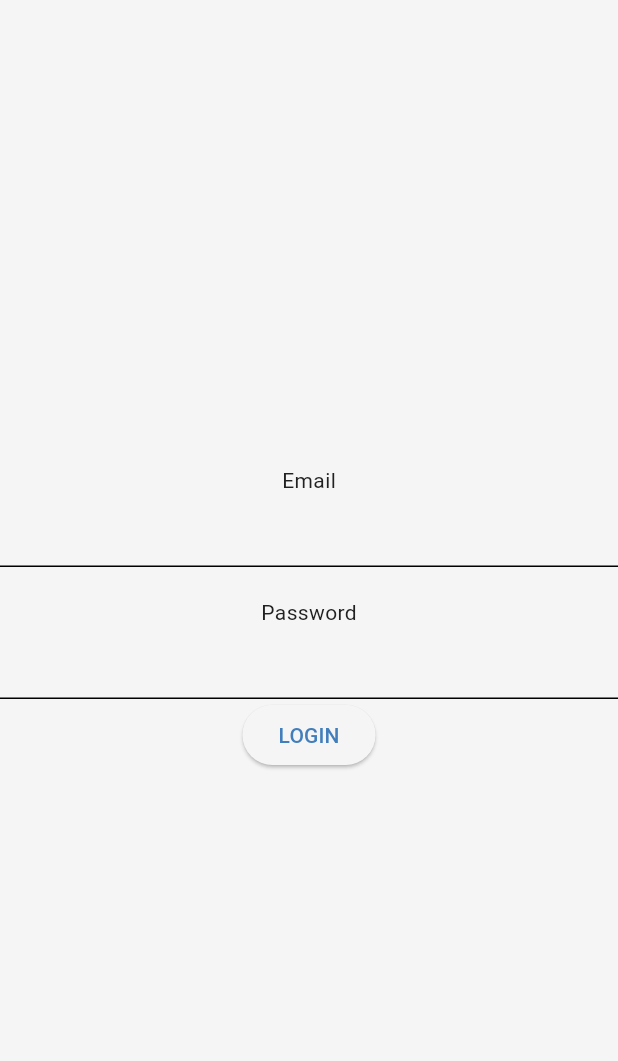
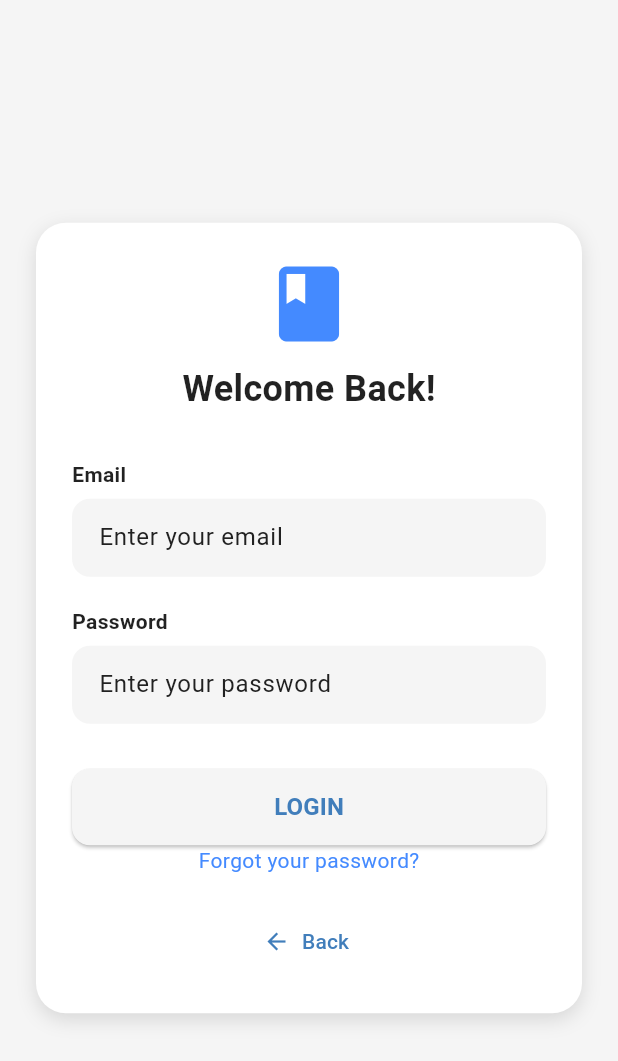
Before and after one commit to booklelo/bookxchange_app, a Flutter app: the screen it shows after launch, after a tap on "Login", on a phone screen of 412 x 824 dp. Shown: the top 1061 px of the screen. Run offline on Flutter 3.47's test engine with Material 3 defaults, Android fonts, the phone set to English and light mode, and no system bars; our stand-ins replace firebase_auth, firebase_core; missing offline and left inert: double_tap_to_exit; accounts and stored records are empty.

Commit message:
changed ui for login-screen

```diff
--- a/lib/main.dart
+++ b/lib/main.dart
@@ -1,3 +1,4 @@
+
 import 'package:flutter/material.dart';
 import 'package:firebase_core/firebase_core.dart';
 import 'app.dart';
--- a/lib/screens/auth/login_screen.dart
+++ b/lib/screens/auth/login_screen.dart
@@ -15,16 +15,107 @@ class _LoginScreenState extends State<LoginScreen> {
 @override
 Widget build(BuildContext context) {
   return Scaffold(
+    backgroundColor: const Color(0xFFF5F5F5),
     body: Center(
+      child: SingleChildScrollView(
+        child: Padding(
+          padding: const EdgeInsets.symmetric(horizontal: 24),
+          child: Container(
+            padding: const EdgeInsets.all(24),
+            decoration: BoxDecoration(
+              color: Colors.white,
+              borderRadius: BorderRadius.circular(20),
+              boxShadow: [
+                BoxShadow(
+                  color: Colors.black12,
+                  blurRadius: 10,
+                  offset: Offset(0, 4),
+                )
+              ],
+            ),
             child: Column(
-          mainAxisAlignment: MainAxisAlignment.center,
+              mainAxisSize: MainAxisSize.min,
               children: [
-            Text("Email"),
-            TextField(),
-            SizedBox(height: 20),
-            Text("Password"),
-            TextField(obscureText: true),
-            ElevatedButton(
+                Icon(
+                  Icons.book,
+                  size: 60,
+                  color: Colors.blueAccent,
+                ),
+                const SizedBox(height: 10),
+                Text(
+                  "Welcome Back!",
+                  style: TextStyle(
+                    fontSize: 24,
+                    fontWeight: FontWeight.bold,
+                    color: Colors.black87,
+                  ),
+                ),
+                const SizedBox(height: 30),
+
+                Align(
+                  alignment: Alignment.centerLeft,
+                  child: Text(
+                    "Email",
+                    style: TextStyle(
+                      fontSize: 14,
+                      fontWeight: FontWeight.w600,
+                      color: Colors.black87,
+                    ),
+                  ),
+                ),
+                const SizedBox(height: 6),
+
+                TextField(
+                  decoration: InputDecoration(
+                    hintText: "Enter your email",
+                    filled: true,
+                    fillColor: Colors.grey.shade100,
+                    contentPadding: EdgeInsets.symmetric(
+                      vertical: 14,
+                      horizontal: 14,
+                    ),
+                    border: OutlineInputBorder(
+                      borderRadius: BorderRadius.circular(12),
+                      borderSide: BorderSide.none,
+                    ),
+                  ),
+                ),
+                const SizedBox(height: 20),
+
+                Align(
+                  alignment: Alignment.centerLeft,
+                  child: Text(
+                    "Password",
+                    style: TextStyle(
+                      fontSize: 14,
+                      fontWeight: FontWeight.w600,
+                      color: Colors.black87,
+                    ),
+                  ),
+                ),
+                const SizedBox(height: 6),
+
+                TextField(
+                  obscureText: true,
+                  decoration: InputDecoration(
+                    hintText: "Enter your password",
+                    filled: true,
+                    fillColor: Colors.grey.shade100,
+                    contentPadding: EdgeInsets.symmetric(
+                      vertical: 14,
+                      horizontal: 14,
+                    ),
+                    border: OutlineInputBorder(
+                      borderRadius: BorderRadius.circular(12),
+                      borderSide: BorderSide.none,
+                    ),
+                  ),
+                ),
+                const SizedBox(height: 30),
+
+                SizedBox(
+                  width: double.infinity,
+                  child: ElevatedButton(
                     onPressed: () async {
                       String value = await LoginAuth().loginUser(
                         "jvedsaqib1@gmail.com",
@@ -41,14 +132,53 @@ class _LoginScreenState extends State<LoginScreen> {
                           MaterialPageRoute(builder: (context) => HomeScreen()),
                         );
                       } else {
-                  ScaffoldMessenger.of(
-                    context,
-                  ).showSnackBar(SnackBar(content: Text(value)));
+                        ScaffoldMessenger.of(context).showSnackBar(
+                          SnackBar(content: Text(value)),
+                        );
                       }
                     },
-              child: const Text("LOGIN"),
+                    style: ElevatedButton.styleFrom(
+                      padding: const EdgeInsets.symmetric(vertical: 14),
+                      shape: RoundedRectangleBorder(
+                        borderRadius: BorderRadius.circular(12),
                       ),
+                    ),
+                    child: const Text(
+                      "LOGIN",
+                      style: TextStyle(fontSize: 16, fontWeight: FontWeight.bold),
+                    ),
+                  ),
+                ),
+                 Text(
+  "Forgot your password?",
+  style: TextStyle(
+    color: Colors.blueAccent,
+    fontSize: 14,
+  ),
+),
+
+const SizedBox(height: 20),
+
+
+Align(
+
+  child: TextButton.icon(
+    onPressed: () {
+      Navigator.pushReplacement(
+        context,
+        MaterialPageRoute(builder: (context) => HomeScreen()),
+      );
+    },
+    icon: const Icon(Icons.arrow_back),
+    label: const Text("Back"),
+  ),
+),
+
+
               ],
+            ),
+          ),
+        ),
       ),
     ),
   );
--- a/lib/screens/auth/onboarding.dart
+++ b/lib/screens/auth/onboarding.dart
@@ -18,7 +18,18 @@ class _MyHomePageState extends State<MyHomePage> {
   @override
   Widget build(BuildContext context) {
     return Scaffold(
-      appBar: AppBar(title: Text(widget.title)),
+      appBar: AppBar(
+        backgroundColor: const Color.fromARGB(
+          255,
+          40,
+          98,
+          145,
+        ), // 🔵 Only this blue
+        title: Text(
+          widget.title,
+          style: const TextStyle(fontSize: 20, fontWeight: FontWeight.bold),
+        ),
+      ),
 
       body: Center(
         child: Column(
@@ -28,23 +39,52 @@ class _MyHomePageState extends State<MyHomePage> {
               'Welcome to BookLelo!',
               style: Theme.of(context).textTheme.headlineMedium,
             ),
-
+            const SizedBox(height: 20),
             Text(
               'Your one-stop solution for book lovers.',
-              style: Theme.of(context).textTheme.bodyMedium,
+              style: Theme.of(context).textTheme.bodyMedium!.copyWith(
+                fontSize: 15,
+                fontWeight: FontWeight.w600,
+              ),
             ),
-
             const SizedBox(height: 50),
 
             ElevatedButton(
+              style: ElevatedButton.styleFrom(
+                backgroundColor: const Color.fromARGB(255, 40, 98, 145),
+              ),
               onPressed: widget.toggleTheme,
-              child: const Text('Change Theme Mode'),
+              child: const Text(
+                'Change Theme Mode',
+                style: TextStyle(color: Colors.white),
+              ),
             ),
 
             const SizedBox(height: 20),
-
+            ElevatedButton(
+              style: ElevatedButton.styleFrom(
+                backgroundColor: const Color.fromARGB(
+                  255,
+                  40,
+                  98,
+                  145,
+                ), // 🔵 BLUE BG
+              ),
+              onPressed: () {
+                Navigator.push(
+                  context,
+                  MaterialPageRoute(builder: (context) => const SignupScreen()),
+                );
+              },
+              child: const Text(
+                "Join Us",
+                style: TextStyle(color: Colors.white), // ⚪ WHITE TEXT
+              ),
+            ),
+            const SizedBox(height: 20),
             AuthButton(
               text: 'Login',
+
               onPressed: () {
                 Navigator.push(
                   context,
@@ -52,22 +92,6 @@ class _MyHomePageState extends State<MyHomePage> {
                 );
               },
             ),
-            const SizedBox(height: 20),
-            ElevatedButton(
-              style: ElevatedButton.styleFrom(
-                backgroundColor: ColorCodes.primaryColor,
-              ),
-              onPressed: () {
-                Navigator.push(
-                  context,
-                  MaterialPageRoute(builder: (context) => const SignupScreen()),
-                );
-              },
-              child: Text(
-                style: const TextStyle(color: ColorCodes.backgroundColor),
-                "Join Us",
-              ),
-            ),
           ],
         ),
       ),
```
Also changed, not shown: lib/app.dart (line endings or trailing spaces), 1 other file. Lines whose indentation alone changed are shown as unchanged.
